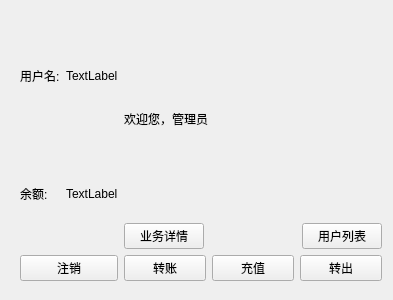
Sean10/Bank, file src/client/userlobby.ui: the form before one commit.
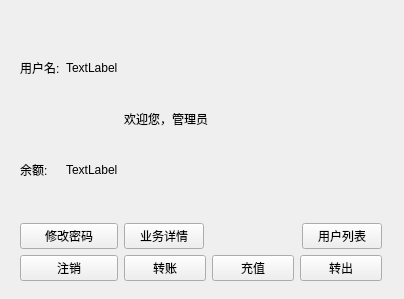
The form after the commit.

The edit to the form file:
```diff
--- a/src/client/userlobby.ui
+++ b/src/client/userlobby.ui
@@ -6,8 +6,8 @@
    <rect>
     <x>0</x>
     <y>0</y>
-    <width>393</width>
-    <height>300</height>
+    <width>404</width>
+    <height>299</height>
    </rect>
   </property>
   <property name="windowTitle">
@@ -61,6 +61,13 @@
         </item>
        </layout>
       </item>
+      <item>
+       <widget class="QPushButton" name="buttonChangePassword">
+        <property name="text">
+         <string>修改密码</string>
+        </property>
+       </widget>
+      </item>
       <item>
        <widget class="QPushButton" name="buttonLogout">
         <property name="text">
```
